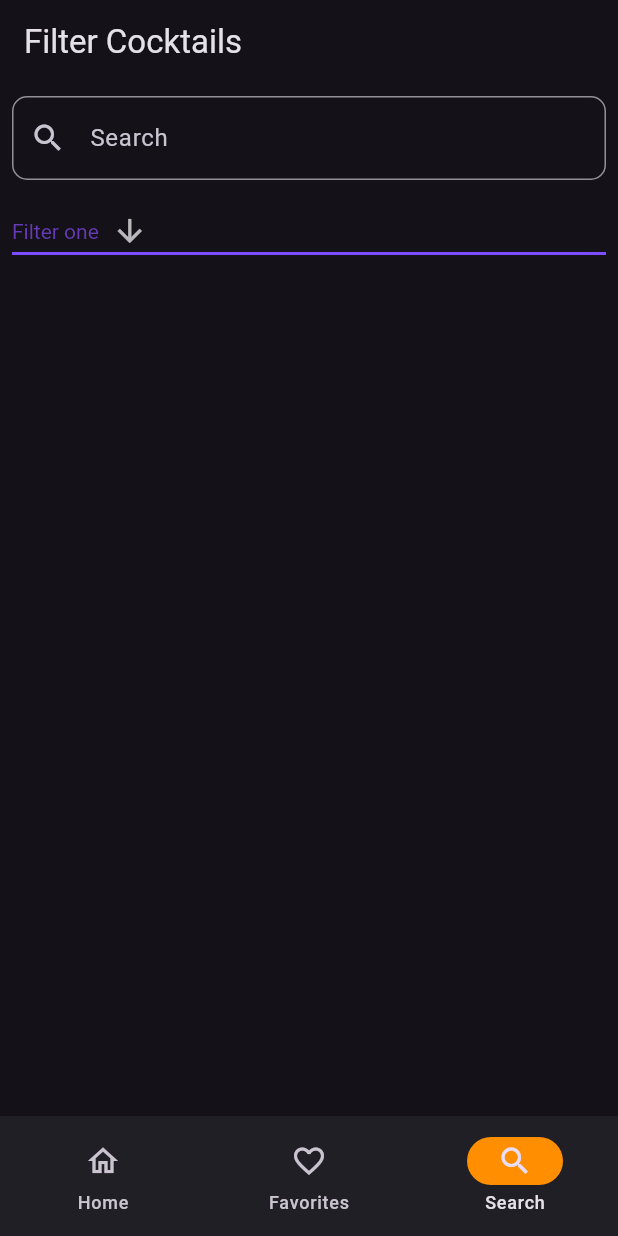
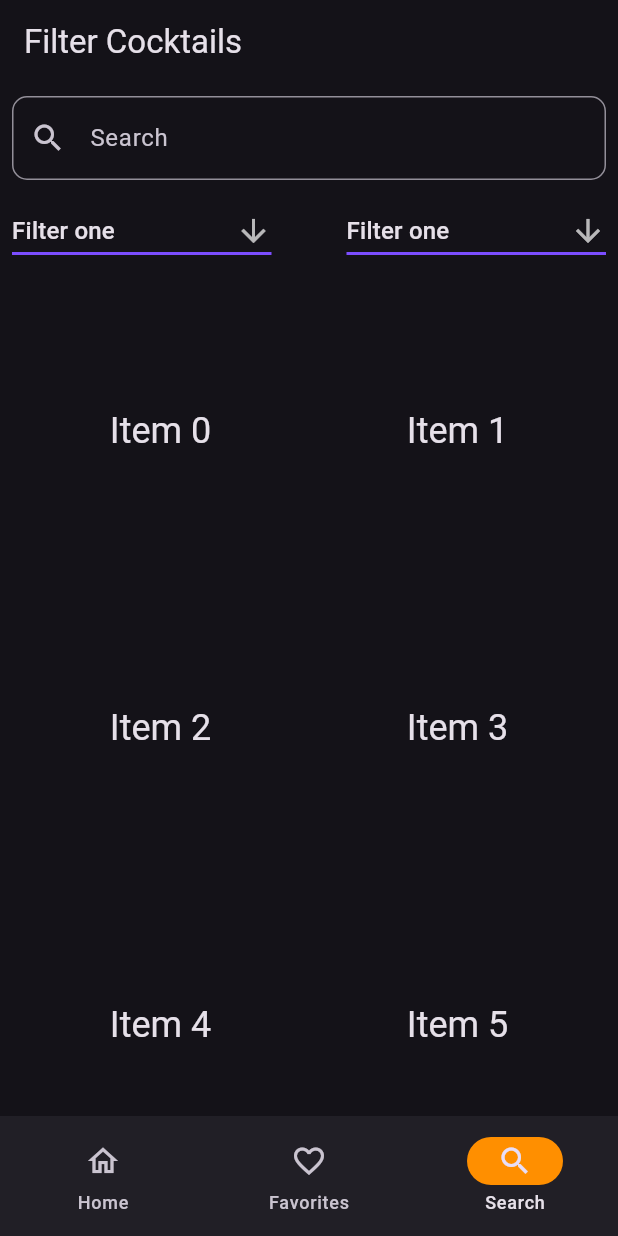
Before and after one commit to imanirajdoost/programmation-mobile-flutter, a Flutter app: the screen it shows after launch, item 3 of the bottom bar chosen, on a phone screen of 412 x 824 dp. Run offline on Flutter 3.47's test engine with Material 2 defaults, Android fonts, the phone set to English and light mode, and no system bars; missing offline and left inert: localstore; network calls fail.

Commit message:
making the search page better

```diff
--- a/lib/views/pages/favorites.dart
+++ b/lib/views/pages/favorites.dart
@@ -1,5 +1,4 @@
 import 'package:flutter/material.dart';
-import 'package:projetprogmobile/views/cocktail_list_item.dart';
 
 class FavoritePage extends StatefulWidget {
   const FavoritePage({super.key});
@@ -14,7 +13,7 @@ class _FavoritePageState extends State<FavoritePage> {
     return Scaffold(
       body: GridView.count(crossAxisCount: 2,
         children: List.generate(20, (index) {
-          return Center(
+          return const Center(
             child: Divider()//CocktailListItem(cocktail: null),
           );
         }),
--- a/lib/views/pages/home.dart
+++ b/lib/views/pages/home.dart
@@ -17,7 +17,7 @@ class _HomePageState extends State<HomePage> {
   Widget build(BuildContext context) {
     return Scaffold(
         appBar: AppBar(
-          title: const Text('Fetch Cocktails'),
+          title: const Text('Cocktails'),
         ),
         body: Center(
           child: FutureBuilder<List<Cocktail>>(
--- a/lib/views/pages/search.dart
+++ b/lib/views/pages/search.dart
@@ -9,10 +9,8 @@ class SearchPage extends StatefulWidget {
 }
 
 class _SearchPageState extends State<SearchPage> {
-
   @override
   Widget build(BuildContext context) {
-
     // Text field with search icon
     final searchField = TextField(
       decoration: InputDecoration(
@@ -23,7 +21,6 @@ class _SearchPageState extends State<SearchPage> {
         ),
       ),
     );
-
 
     // Search field and button
     final searchFieldAndButton = Row(
@@ -42,11 +39,25 @@ class _SearchPageState extends State<SearchPage> {
           children: [
             searchFieldAndButton,
             const SizedBox(height: 10),
-            const Row(
-              children: [
-                Expanded(child: DropdownButtonSearchFilter()
-                )
-              ]
+            const Row(children: [
+              Expanded(child: DropdownButtonSearchFilter()),
+              SizedBox(width: 50),
+              Expanded(child: DropdownButtonSearchFilter()),
+            ]),
+            const SizedBox(height: 10),
+            Expanded(
+              child: Center(
+                  child: GridView.count(
+                      crossAxisCount: 2,
+                      children: List.generate(
+                          100,
+                          (index) => Center(
+                                child: Text(
+                                  'Item $index',
+                                  style:
+                                      Theme.of(context).textTheme.headlineSmall,
+                                ),
+                              )))),
             )
           ],
         ),
--- a/lib/views/search_dropdown_item.dart
+++ b/lib/views/search_dropdown_item.dart
@@ -16,9 +16,9 @@ class _DropdownButtonSearchFilterState extends State<DropdownButtonSearchFilter>
   Widget build(BuildContext context) {
     return DropdownButton<String>(
       value: dropdownValue,
+      elevation: 16,
       icon: const Icon(Icons.arrow_downward),
-      elevation: 16,
-      style: const TextStyle(color: Colors.deepPurple),
+      isExpanded: true,
       underline: Container(
         height: 2,
         color: Colors.deepPurpleAccent,
```
